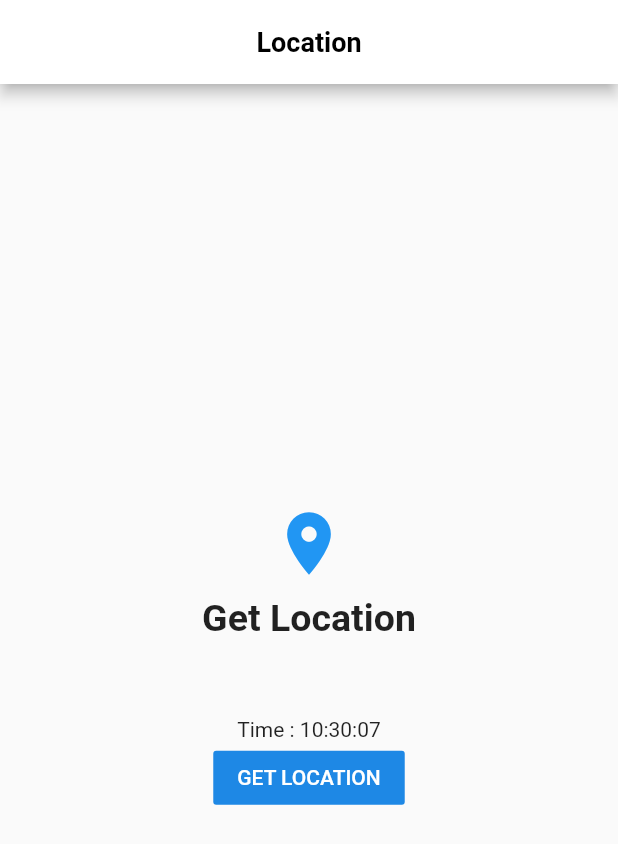
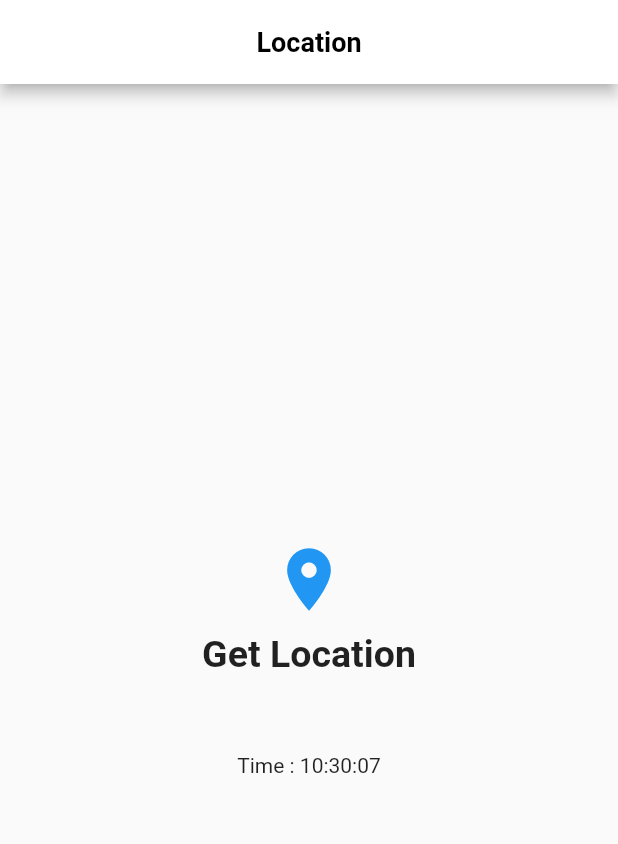
Before and after one commit to dante0007/Get-Location, a Flutter app: the screen it shows after launch, on a phone screen of 412 x 824 dp. Shown: the top 844 px of the screen. Run offline on Flutter 3.47's test engine with Material 2 defaults, Android fonts, the phone set to English and light mode, and no system bars; our stand-ins replace geolocator; missing offline and left inert: geocoder.

```diff
--- a/lib/showlocation.dart
+++ b/lib/showlocation.dart
@@ -36,12 +36,13 @@ class _ShowLocationState extends State<ShowLocation> {
     setState(() {
       locationmesaage = "Latitude : $lat\nLongitude: $lng";
       _currentAddress =
-          "Address: ${place.locality}, ${place.postalCode}, ${place.country}";
+          "Address: ${place.name}, ${place.locality}, ${place.postalCode}, ${place.country}";
     });
   }
 
   @override
   void initState() {
+     getCurrentLocation();
     _timeString = _formatDateTime(DateTime.now());
     Timer.periodic(Duration(seconds: 1), (Timer t) => _getTime());
     super.initState();
@@ -87,16 +88,16 @@ class _ShowLocationState extends State<ShowLocation> {
                 Text('Time : $_timeString'),
               ],
             ),
-            FlatButton(
-              onPressed: () {
-                getCurrentLocation();
-              },
-              color: Colors.blue[600],
-              child: Text(
-                'GET LOCATION',
-                style: TextStyle(color: Colors.white),
-              ),
-            )
+            // FlatButton(
+            //   onPressed: () {
+            //     getCurrentLocation();
+            //   },
+            //   color: Colors.blue[600],
+            //   child: Text(
+            //     'GET LOCATION',
+            //     style: TextStyle(color: Colors.white),
+            //   ),
+            // )
           ],
         ),
       ),
```
Also changed, not shown: 1 other file.
